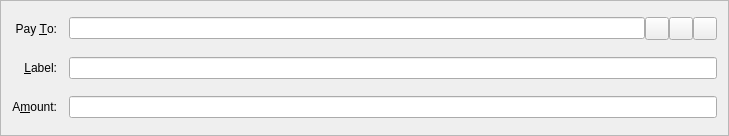
First picture: the form in src/qt/forms/sendcoinsentry.ui, repository coinkeeper/2015-06-22_18-55_clams, before the edit.
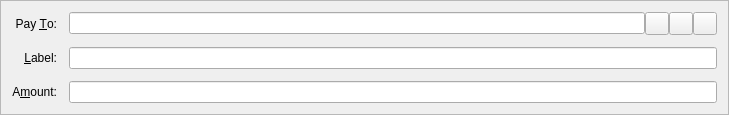
Second picture: the form after the edit. Icons and pictures are not drawn. Custom widgets are drawn as their Qt base class.

What changed in the file:
```diff
--- a/src/qt/forms/sendcoinsentry.ui
+++ b/src/qt/forms/sendcoinsentry.ui
@@ -7,11 +7,14 @@
     <x>0</x>
     <y>0</y>
     <width>729</width>
-    <height>136</height>
+    <height>145</height>
    </rect>
   </property>
-  <property name="windowTitle">
-   <string>Form</string>
+  <property name="sizePolicy">
+   <sizepolicy hsizetype="Expanding" vsizetype="MinimumExpanding">
+    <horstretch>0</horstretch>
+    <verstretch>0</verstretch>
+   </sizepolicy>
   </property>
   <property name="frameShape">
    <enum>QFrame::StyledPanel</enum>
@@ -20,6 +23,9 @@
    <enum>QFrame::Sunken</enum>
   </property>
   <layout class="QGridLayout" name="gridLayout">
+   <property name="sizeConstraint">
+    <enum>QLayout::SetMaximumSize</enum>
+   </property>
    <property name="spacing">
     <number>12</number>
    </property>
```
